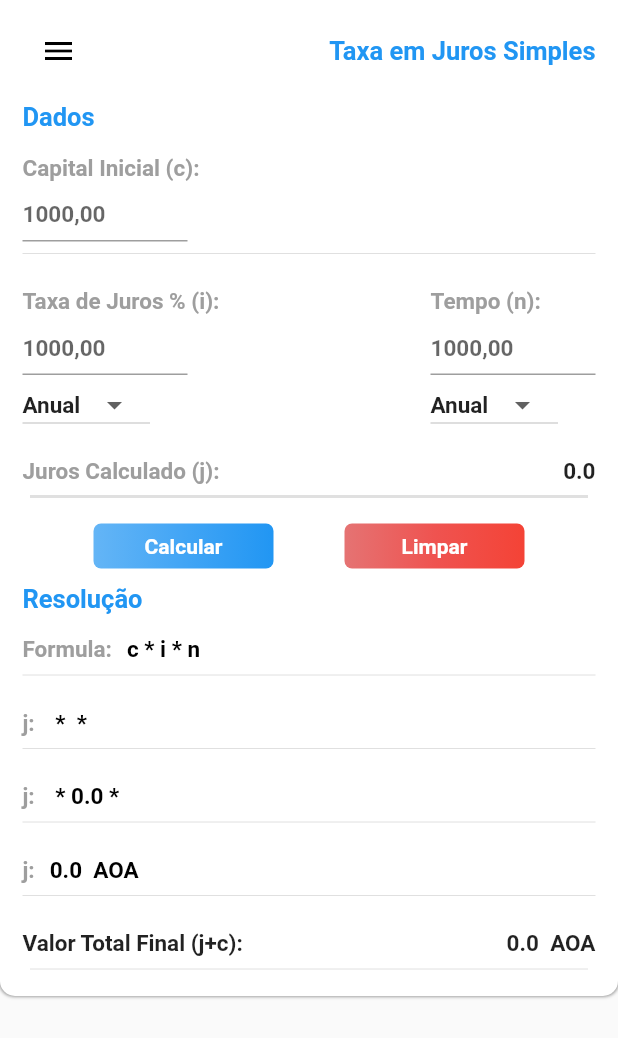
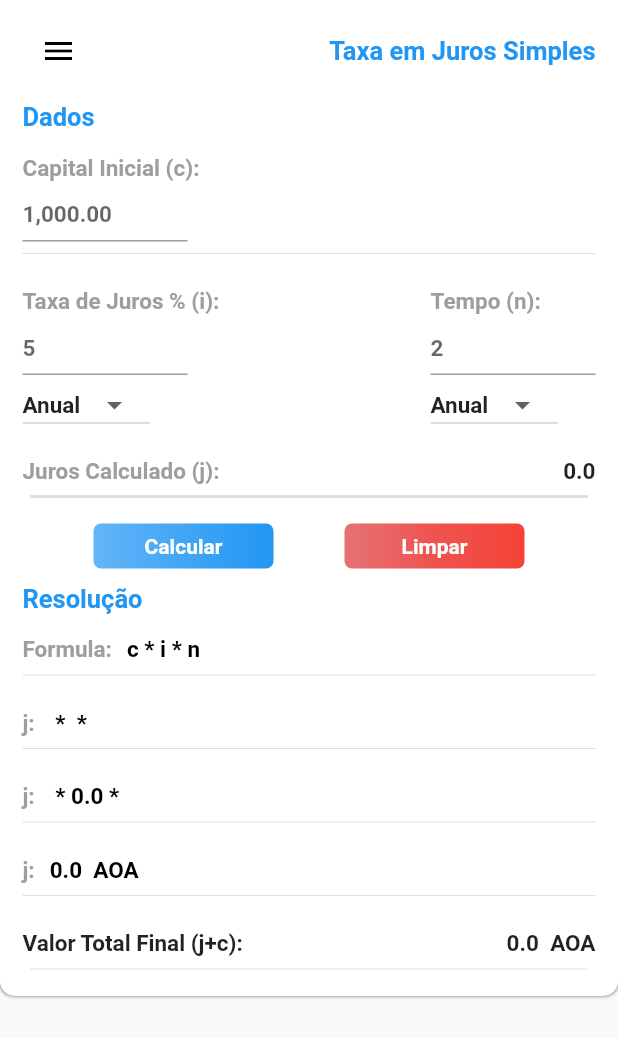
Before and after one commit to eliezerantonio/my_challenges, a Flutter app: the CalcRatePage screen opened directly, on a phone screen of 412 x 824 dp. Shown: the top 1038 px of the screen. Run offline on Flutter 3.47's test engine with Material 2 defaults, Android fonts, the phone set to English and light mode, and no system bars; our stand-ins replace animated_text_kit, rive; missing offline and left inert: flutter_animator, pattern_formatter.

Commit message:
formating textFields

```diff
--- a/lib/pages/calc_rate/calc_rate.dart
+++ b/lib/pages/calc_rate/calc_pro_rata.dart
@@ -125,7 +125,10 @@ class _CenterCardState extends State<CenterCard> {
                     const SizedBox(height: 15.0),
                     const LeftTitle(text: 'Capital Inicial (c):'),
                     const SizedBox(height: 20.0),
-                    CapitalTextField(controller: capitalController),
+                    CapitalTextField(
+                      controller: capitalController,
+                      hintText: '1,000.00',
+                    ),
                   ],
                 ),
                 const Divider(),
@@ -138,7 +141,10 @@ class _CenterCardState extends State<CenterCard> {
                       children: [
                         const LeftTitle(text: 'Taxa de Juros % (i):'),
                         const SizedBox(height: 20.0),
-                        CapitalTextField(controller: rateController),
+                        CapitalTextField(
+                          controller: rateController,
+                          hintText: '5',
+                        ),
                         SizedBox(
                           width: 85,
                           height: 40,
@@ -169,7 +175,8 @@ class _CenterCardState extends State<CenterCard> {
                       children: [
                         const LeftTitle(text: 'Tempo (n):'),
                         const SizedBox(height: 20.0),
-                        CapitalTextField(controller: termController),
+                        CapitalTextField(
+                            controller: termController, hintText: '2'),
                         SizedBox(
                           width: 85,
                           height: 40,
--- a/lib/pages/simple_interest/widgets/capital_textField.dart
+++ b/lib/pages/simple_interest/widgets/capital_textField.dart
@@ -1,24 +1,28 @@
 import 'package:flutter/material.dart';
+import 'package:pattern_formatter/pattern_formatter.dart';
 
 class CapitalTextField extends StatefulWidget {
   const CapitalTextField({
     Key? key,
     required this.controller,
+    required this.hintText,
   }) : super(key: key);
   final TextEditingController? controller;
-
+  final String hintText;
   @override
   State<CapitalTextField> createState() => _CapitalTextFieldState();
 }
 
 class _CapitalTextFieldState extends State<CapitalTextField> {
   String capitalText = '';
+
   @override
   Widget build(BuildContext context) {
     return SizedBox(
       width: 110,
       height: 20,
       child: TextField(
+        inputFormatters: [ThousandsFormatter()],
         toolbarOptions:
             const ToolbarOptions(copy: true, paste: false, selectAll: true),
         cursorWidth: 0.5,
@@ -29,7 +33,7 @@ class _CapitalTextFieldState extends State<CapitalTextField> {
         keyboardType: TextInputType.number,
         style: const TextStyle(
             fontSize: 15.0, fontWeight: FontWeight.bold, color: Colors.black),
-        decoration: const InputDecoration(hintText: '1000,00'),
+        decoration: InputDecoration(hintText: widget.hintText),
       ),
     );
   }
--- a/lib/routes.dart
+++ b/lib/routes.dart
@@ -1,7 +1,7 @@
 import 'package:flutter/material.dart';
 import 'package:mini_contabil_v2/consts.dart';
 import 'package:mini_contabil_v2/home_page.dart';
-import 'package:mini_contabil_v2/pages/calc_rate/calc_rate.dart';
+import 'package:mini_contabil_v2/pages/calc_rate/calc_pro_rata.dart';
 import 'package:mini_contabil_v2/pages/simple_interest/simple_interest.dart';
 
 class RouteGenerator {
--- a/pubspec.yaml
+++ b/pubspec.yaml
@@ -38,6 +38,9 @@ dependencies:
   flutter_animator: any
   animated_text_kit: any
   animate_do: ^3.0.2
+  pattern_formatter: ^2.0.0
+
+
 
 dev_dependencies:
   flutter_test:
```
Also changed, not shown: lib/pages/simple_interest/simple_interest.dart (+28 -69 lines), pubspec.lock.
